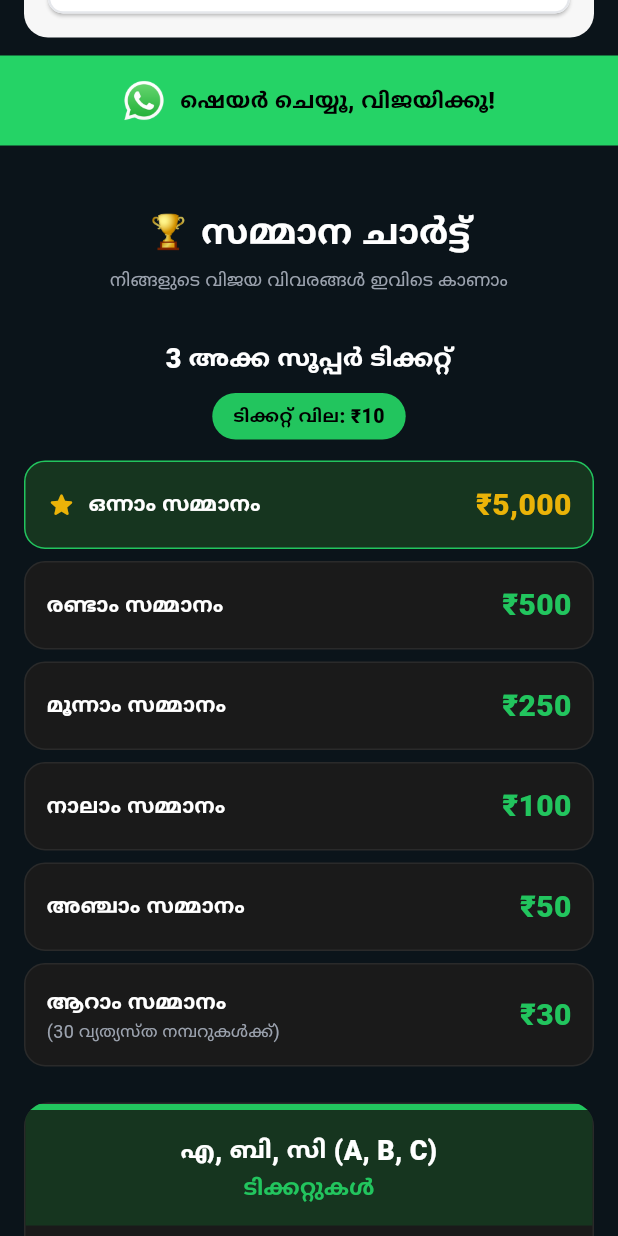
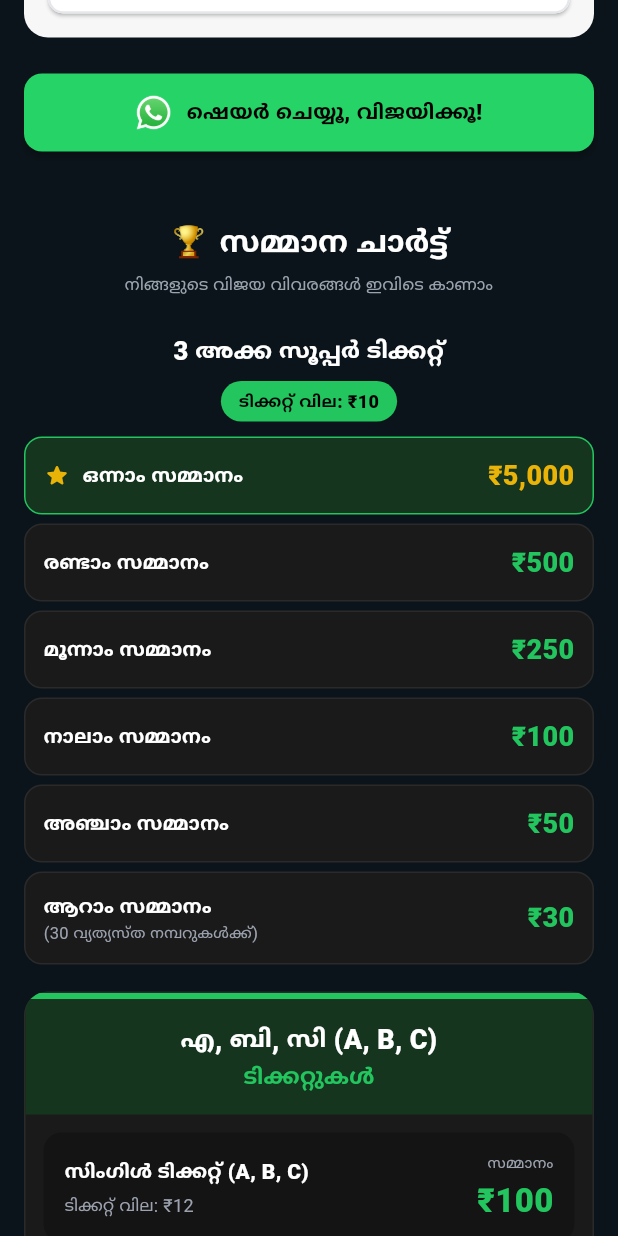
Before and after one commit to younuzbn/tc-app-whatsapp-c100, a Flutter app: the ReferAndEarnView screen opened directly, scrolled down 576 dp, on a phone screen of 412 x 824 dp. Run offline on Flutter 3.47's test engine with Material 3 defaults, Android fonts, the phone set to English and light mode, and no system bars; our stand-ins replace app_links, share_plus, stacked; accounts and stored records are empty.

Commit message:
Improve WhatsApp button styling and compact price chart layout with fixed alignments
Co-authored-by: Cursor <cursoragent@cursor.com>

```diff
--- a/lib/ui/views/refer/refer_and_earn_view.dart
+++ b/lib/ui/views/refer/refer_and_earn_view.dart
@@ -195,27 +195,32 @@ class ReferAndEarnView extends StatelessWidget {
           ),
 
           // WhatsApp Share Button
-          Material(
+          Padding(
+            padding: const EdgeInsets.fromLTRB(16, 12, 16, 16),
+            child: Material(
               color: _accent,
+              borderRadius: BorderRadius.circular(12),
+              elevation: 2,
               child: InkWell(
                 onTap: code == '—' ? null : () => shareWinAppInvite(code),
+                borderRadius: BorderRadius.circular(12),
                 child: Container(
                   width: double.infinity,
-                padding: const EdgeInsets.symmetric(horizontal: 16, vertical: 16),
+                  padding: const EdgeInsets.symmetric(horizontal: 20, vertical: 14),
                   child: Row(
                     mainAxisAlignment: MainAxisAlignment.center,
                     children: [
                       Image.asset(
                         'assets/whatsapp_icon.png',
-                      width: 28,
-                      height: 28,
+                        width: 24,
+                        height: 24,
                       ),
                       const SizedBox(width: 10),
                       const Text(
                         'ഷെയർ ചെയ്യൂ, വിജയിക്കൂ!',
                         style: TextStyle(
                           color: Colors.black,
-                        fontSize: 16,
+                          fontSize: 15,
                           fontWeight: FontWeight.w800,
                         ),
                       ),
@@ -224,11 +229,12 @@ class ReferAndEarnView extends StatelessWidget {
                 ),
               ),
             ),
+          ),
 
           // Price Chart Section (embedded)
-          const SizedBox(height: 20),
+          const SizedBox(height: 12),
           const _PriceChartBody(),
-          const SizedBox(height: 20),
+          const SizedBox(height: 16),
         ],
       ),
     );
@@ -283,34 +289,34 @@ class _PriceChartBody extends StatelessWidget {
         _PriceHeader(),
         _SuperTicketSection(),
         Padding(
-          padding: EdgeInsets.fromLTRB(16, 8, 16, 20),
+          padding: EdgeInsets.fromLTRB(16, 6, 16, 16),
           child: Column(
             crossAxisAlignment: CrossAxisAlignment.stretch,
             children: [
               _AbcTicketsCard(),
-              SizedBox(height: 16),
+              SizedBox(height: 12),
               _BoxPair(
                 leftAmount: '₹3,300',
                 rightAmount: '₹800',
               ),
-              SizedBox(height: 18),
+              SizedBox(height: 14),
               _SectionTitle(
                 title: '2 അക്കങ്ങൾ ആവർത്തിച്ചാൽ',
                 subtitle: '(ഉദാ: 556, 667)',
               ),
-              SizedBox(height: 10),
+              SizedBox(height: 8),
               _BoxPair(
                 leftAmount: '₹3,800',
                 rightAmount: '₹800',
               ),
-              SizedBox(height: 18),
+              SizedBox(height: 14),
               _SectionTitle(
                 title: '3 അക്കങ്ങളും ഒന്നായാൽ',
                 subtitle: '(ഉദാ: 666, 444, 777)',
               ),
-              SizedBox(height: 10),
+              SizedBox(height: 8),
               _TripleBanner(),
-              SizedBox(height: 16),
+              SizedBox(height: 12),
               _MultiPrizeNote(),
             ],
           ),
@@ -327,33 +333,33 @@ class _PriceHeader extends StatelessWidget {
   Widget build(BuildContext context) {
     return Container(
       width: double.infinity,
-      padding: const EdgeInsets.fromLTRB(20, 22, 20, 22),
+      padding: const EdgeInsets.fromLTRB(20, 18, 20, 18),
       color: WinTheme.bg,
       child: const Column(
         children: [
           Row(
             mainAxisAlignment: MainAxisAlignment.center,
             children: [
-              Text('🏆', style: TextStyle(fontSize: 22)),
+              Text('🏆', style: TextStyle(fontSize: 20)),
               SizedBox(width: 8),
               Text(
                 'സമ്മാന ചാർട്ട്',
                 style: TextStyle(
                   color: Colors.white,
-                  fontSize: 26,
+                  fontSize: 22,
                   fontWeight: FontWeight.w800,
                   height: 1.2,
                 ),
               ),
             ],
           ),
-          SizedBox(height: 8),
+          SizedBox(height: 6),
           Text(
             'നിങ്ങളുടെ വിജയ വിവരങ്ങൾ ഇവിടെ കാണാം',
             textAlign: TextAlign.center,
             style: TextStyle(
               color: WinTheme.muted,
-              fontSize: 13,
+              fontSize: 12,
               height: 1.35,
             ),
           ),
@@ -378,7 +384,7 @@ class _SuperTicketSection extends StatelessWidget {
   @override
   Widget build(BuildContext context) {
     return Padding(
-      padding: const EdgeInsets.fromLTRB(16, 8, 16, 8),
+      padding: const EdgeInsets.fromLTRB(16, 6, 16, 6),
       child: Column(
         children: [
           const Text(
@@ -386,13 +392,13 @@ class _SuperTicketSection extends StatelessWidget {
             textAlign: TextAlign.center,
             style: TextStyle(
               color: Colors.white,
-              fontSize: 18,
+              fontSize: 17,
               fontWeight: FontWeight.w800,
             ),
           ),
-          const SizedBox(height: 10),
+          const SizedBox(height: 8),
           Container(
-            padding: const EdgeInsets.symmetric(horizontal: 14, vertical: 6),
+            padding: const EdgeInsets.symmetric(horizontal: 12, vertical: 5),
             decoration: BoxDecoration(
               color: WinTheme.green,
               borderRadius: BorderRadius.circular(20),
@@ -402,11 +408,11 @@ class _SuperTicketSection extends StatelessWidget {
               style: TextStyle(
                 color: Colors.black,
                 fontWeight: FontWeight.w800,
-                fontSize: 13,
+                fontSize: 12,
               ),
             ),
           ),
-          const SizedBox(height: 14),
+          const SizedBox(height: 10),
           for (var i = 0; i < _prizes.length; i++) ...[
             _PrizeRow(
               title: _prizes[i].$1,
@@ -414,7 +420,7 @@ class _SuperTicketSection extends StatelessWidget {
               note: _prizes[i].$3,
               featured: i == 0,
             ),
-            const SizedBox(height: 8),
+            const SizedBox(height: 6),
           ],
         ],
       ),
@@ -438,10 +444,10 @@ class _PrizeRow extends StatelessWidget {
   @override
   Widget build(BuildContext context) {
     return Container(
-      padding: const EdgeInsets.symmetric(horizontal: 14, vertical: 14),
+      padding: const EdgeInsets.symmetric(horizontal: 12, vertical: 12),
       decoration: BoxDecoration(
         color: featured ? WinTheme.greenSoft : WinTheme.card,
-        borderRadius: BorderRadius.circular(14),
+        borderRadius: BorderRadius.circular(12),
         border: Border.all(
           color: featured ? WinTheme.green : WinTheme.border,
         ),
@@ -449,7 +455,7 @@ class _PrizeRow extends StatelessWidget {
       child: Row(
         children: [
           if (featured) ...[
-            const Icon(Icons.star_rounded, color: WinTheme.gold, size: 20),
+            const Icon(Icons.star_rounded, color: WinTheme.gold, size: 18),
             const SizedBox(width: 8),
           ],
           Expanded(
@@ -461,7 +467,7 @@ class _PrizeRow extends StatelessWidget {
                   style: const TextStyle(
                     color: Colors.white,
                     fontWeight: FontWeight.w700,
-                    fontSize: 15,
+                    fontSize: 14,
                   ),
                 ),
                 if (note != null)
@@ -469,18 +475,23 @@ class _PrizeRow extends StatelessWidget {
                     note!,
                     style: const TextStyle(
                       color: WinTheme.muted,
-                      fontSize: 12,
+                      fontSize: 11,
                     ),
                   ),
               ],
             ),
           ),
-          Text(
+          const SizedBox(width: 8),
+          SizedBox(
+            width: 65,
+            child: Text(
               amount,
+              textAlign: TextAlign.right,
               style: TextStyle(
                 color: featured ? WinTheme.gold : WinTheme.green,
                 fontWeight: FontWeight.w800,
-              fontSize: 20,
+                fontSize: 18,
+              ),
             ),
           ),
         ],
@@ -684,7 +695,7 @@ class _BoxCard extends StatelessWidget {
   @override
   Widget build(BuildContext context) {
     return Container(
-      padding: const EdgeInsets.fromLTRB(12, 14, 12, 14),
+      padding: const EdgeInsets.fromLTRB(12, 12, 12, 12),
       decoration: BoxDecoration(
         color: WinTheme.card,
         borderRadius: BorderRadius.circular(14),
@@ -695,15 +706,20 @@ class _BoxCard extends StatelessWidget {
           Text(
             label,
             textAlign: TextAlign.center,
-            style: const TextStyle(color: WinTheme.muted, fontSize: 13),
+            maxLines: 1,
+            overflow: TextOverflow.ellipsis,
+            style: const TextStyle(color: WinTheme.muted, fontSize: 12),
           ),
-          const SizedBox(height: 8),
-          Text(
+          const SizedBox(height: 6),
+          FittedBox(
+            fit: BoxFit.scaleDown,
+            child: Text(
               amount,
               style: const TextStyle(
                 color: WinTheme.green,
-              fontSize: 24,
+                fontSize: 22,
                 fontWeight: FontWeight.w800,
+              ),
             ),
           ),
         ],
```
Lines whose indentation alone changed are shown as unchanged.
